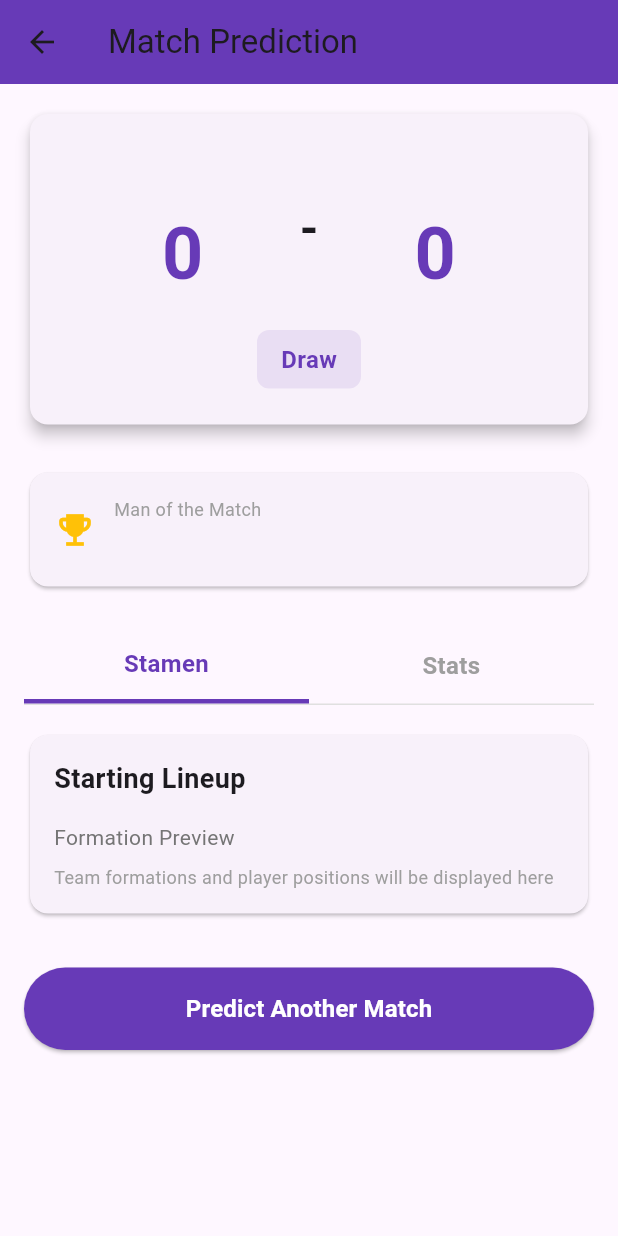
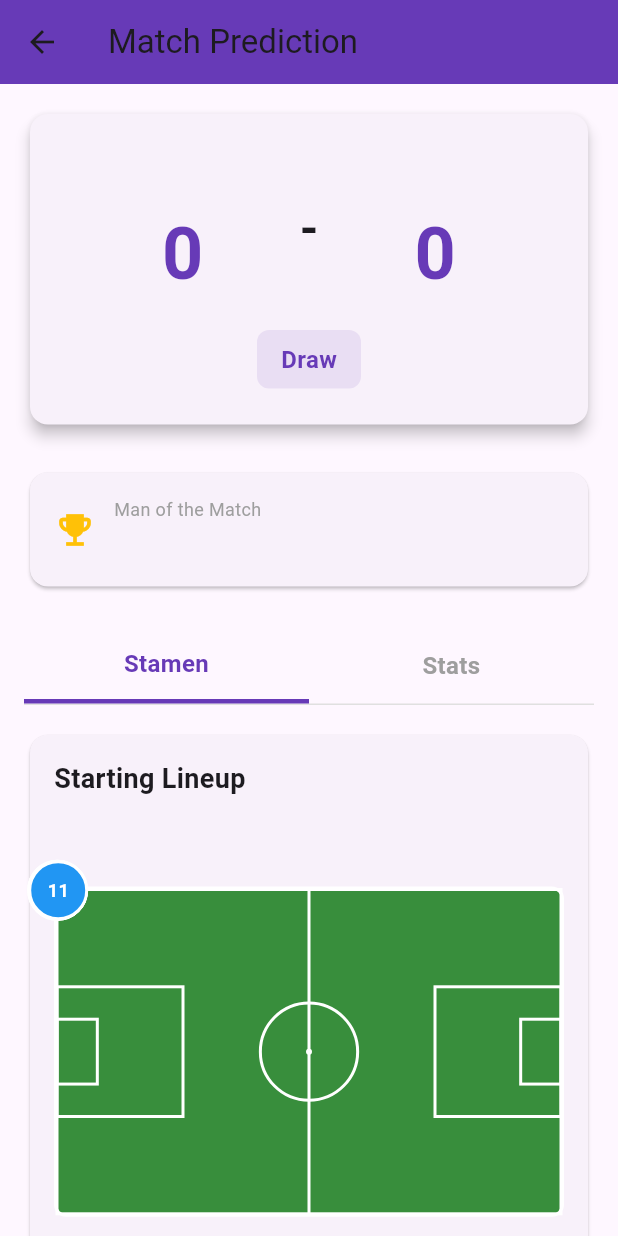
Before and after one commit to columbus0370/Internal, a Flutter app: the PredictionResultScreen screen opened directly with empty values, on a phone screen of 412 x 824 dp. Run offline on Flutter 3.47's test engine with Material 3 defaults, Android fonts, the phone set to English and light mode, and no system bars; our stand-ins replace flutter_svg.

Commit message:
Add soccer field display to Stamen tab with player positions
- Add formation field to Team model (default: 4-3-3)
- Create SoccerFieldWidget with field background and player circles
- Implement SoccerFieldPainter for custom field lines (center, penalty, goal areas)
- Display 11 player positions on field with home/away team colors
- Each player shown as numbered circle on field

```diff
--- a/epl_match_simulator/lib/models/team.dart
+++ b/epl_match_simulator/lib/models/team.dart
@@ -7,6 +7,7 @@ class Team {
   final int defensePower;
   final int ballControl;
   final List<Player> players;
+  final String formation;
 
   Team({
     required this.id,
@@ -17,6 +18,7 @@ class Team {
     required this.defensePower,
     required this.ballControl,
     required this.players,
+    this.formation = '4-3-3',
   });
 }
 
--- a/epl_match_simulator/lib/screens/prediction_result_screen.dart
+++ b/epl_match_simulator/lib/screens/prediction_result_screen.dart
@@ -1,5 +1,6 @@
 import 'package:flutter/material.dart';
 import '../models/match_prediction.dart';
+import '../models/team.dart';
 
 class PredictionResultScreen extends StatefulWidget {
   final MatchPrediction prediction;
@@ -169,21 +170,15 @@ class _PredictionResultScreenState extends State<PredictionResultScreen> {
               'Starting Lineup',
               style: _headerStyle,
             ),
-            const SizedBox(height: 16),
-            Text(
-              'Formation Preview',
-              style: TextStyle(
-                fontSize: 14,
-                color: Colors.grey[600],
-              ),
+            const SizedBox(height: 24),
+            SoccerFieldWidget(
+              teamName: widget.prediction.homeTeamName,
+              isHome: true,
             ),
-            const SizedBox(height: 8),
-            Text(
-              'Team formations and player positions will be displayed here',
-              style: TextStyle(
-                fontSize: 12,
-                color: Colors.grey[500],
-              ),
+            const SizedBox(height: 32),
+            SoccerFieldWidget(
+              teamName: widget.prediction.awayTeamName,
+              isHome: false,
             ),
           ],
         ),
@@ -432,3 +427,193 @@ class _PredictionResultScreenState extends State<PredictionResultScreen> {
     );
   }
 }
+
+class SoccerFieldWidget extends StatelessWidget {
+  final String teamName;
+  final bool isHome;
+
+  const SoccerFieldWidget({
+    super.key,
+    required this.teamName,
+    required this.isHome,
+  });
+
+  List<String> _getFormationPlayers() {
+    return [
+      'Player 1',
+      'Player 2',
+      'Player 3',
+      'Player 4',
+      'Player 5',
+      'Player 6',
+      'Player 7',
+      'Player 8',
+      'Player 9',
+      'Player 10',
+      'Player 11',
+    ];
+  }
+
+  @override
+  Widget build(BuildContext context) {
+    return Column(
+      children: [
+        Text(
+          teamName,
+          style: const TextStyle(
+            fontSize: 16,
+            fontWeight: FontWeight.bold,
+          ),
+        ),
+        const SizedBox(height: 12),
+        AspectRatio(
+          aspectRatio: 105 / 68,
+          child: Container(
+            decoration: BoxDecoration(
+              color: Colors.green[700],
+              borderRadius: BorderRadius.circular(8),
+              border: Border.all(
+                color: Colors.white,
+                width: 2,
+              ),
+            ),
+            child: CustomPaint(
+              painter: SoccerFieldPainter(),
+              child: Stack(
+                children: _buildPlayerPositions(),
+              ),
+            ),
+          ),
+        ),
+      ],
+    );
+  }
+
+  List<Widget> _buildPlayerPositions() {
+    final players = _getFormationPlayers();
+    final positions = _getPositions();
+
+    return List.generate(players.length, (index) {
+      if (index >= positions.length) return const SizedBox.shrink();
+      final pos = positions[index];
+
+      return Positioned(
+        left: pos['x'] as double,
+        top: pos['y'] as double,
+        child: Transform.translate(
+          offset: const Offset(-20, -20),
+          child: Container(
+            width: 40,
+            height: 40,
+            decoration: BoxDecoration(
+              color: isHome ? Colors.blue : Colors.orange,
+              shape: BoxShape.circle,
+              border: Border.all(
+                color: Colors.white,
+                width: 2,
+              ),
+            ),
+            child: Center(
+              child: Text(
+                '${index + 1}',
+                style: const TextStyle(
+                  color: Colors.white,
+                  fontWeight: FontWeight.bold,
+                  fontSize: 12,
+                ),
+              ),
+            ),
+          ),
+        ),
+      );
+    });
+  }
+
+  List<Map<String, double>> _getPositions() {
+    return [
+      {'x': 0.5, 'y': 0.5},
+      {'x': 0.2, 'y': 0.2},
+      {'x': 0.2, 'y': 0.5},
+      {'x': 0.2, 'y': 0.8},
+      {'x': 0.35, 'y': 0.15},
+      {'x': 0.35, 'y': 0.5},
+      {'x': 0.35, 'y': 0.85},
+      {'x': 0.55, 'y': 0.25},
+      {'x': 0.55, 'y': 0.5},
+      {'x': 0.55, 'y': 0.75},
+      {'x': 0.8, 'y': 0.5},
+    ];
+  }
+}
+
+class SoccerFieldPainter extends CustomPainter {
+  @override
+  void paint(Canvas canvas, Size size) {
+    final paint = Paint()
+      ..color = Colors.white
+      ..strokeWidth = 2
+      ..style = PaintingStyle.stroke;
+
+    final whiteSolidPaint = Paint()
+      ..color = Colors.white
+      ..strokeWidth = 2
+      ..style = PaintingStyle.stroke;
+
+    canvas.drawRect(
+      Rect.fromLTWH(0, 0, size.width, size.height),
+      whiteSolidPaint,
+    );
+
+    canvas.drawLine(
+      Offset(size.width / 2, 0),
+      Offset(size.width / 2, size.height),
+      whiteSolidPaint,
+    );
+
+    canvas.drawCircle(
+      Offset(size.width / 2, size.height / 2),
+      size.height * 0.15,
+      whiteSolidPaint,
+    );
+
+    canvas.drawCircle(
+      Offset(size.width / 2, size.height / 2),
+      2,
+      Paint()
+        ..color = Colors.white
+        ..style = PaintingStyle.fill,
+    );
+
+    final penaltyWidth = size.width * 0.25;
+    final penaltyHeight = size.height * 0.4;
+
+    canvas.drawRect(
+      Rect.fromLTWH(0, (size.height - penaltyHeight) / 2, penaltyWidth,
+          penaltyHeight),
+      whiteSolidPaint,
+    );
+
+    canvas.drawRect(
+      Rect.fromLTWH(size.width - penaltyWidth, (size.height - penaltyHeight) / 2,
+          penaltyWidth, penaltyHeight),
+      whiteSolidPaint,
+    );
+
+    final goalWidth = size.width * 0.08;
+    final goalHeight = size.height * 0.2;
+
+    canvas.drawRect(
+      Rect.fromLTWH(0, (size.height - goalHeight) / 2, goalWidth, goalHeight),
+      whiteSolidPaint,
+    );
+
+    canvas.drawRect(
+      Rect.fromLTWH(size.width - goalWidth, (size.height - goalHeight) / 2,
+          goalWidth, goalHeight),
+      whiteSolidPaint,
+    );
+  }
+
+  @override
+  bool shouldRepaint(SoccerFieldPainter oldDelegate) => false;
+}
```
